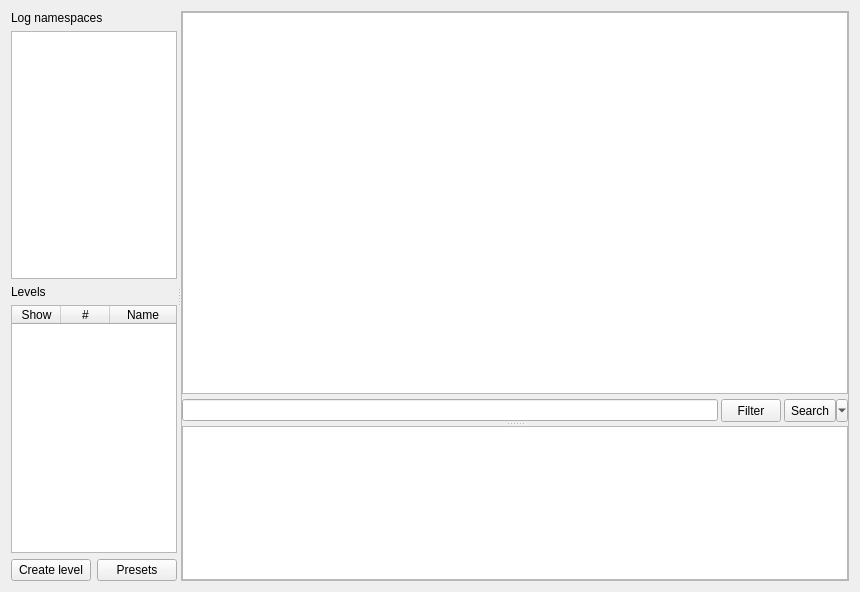
Qt form cutelog/resources/ui/logger.ui (busimus/cutelog) before a commit.
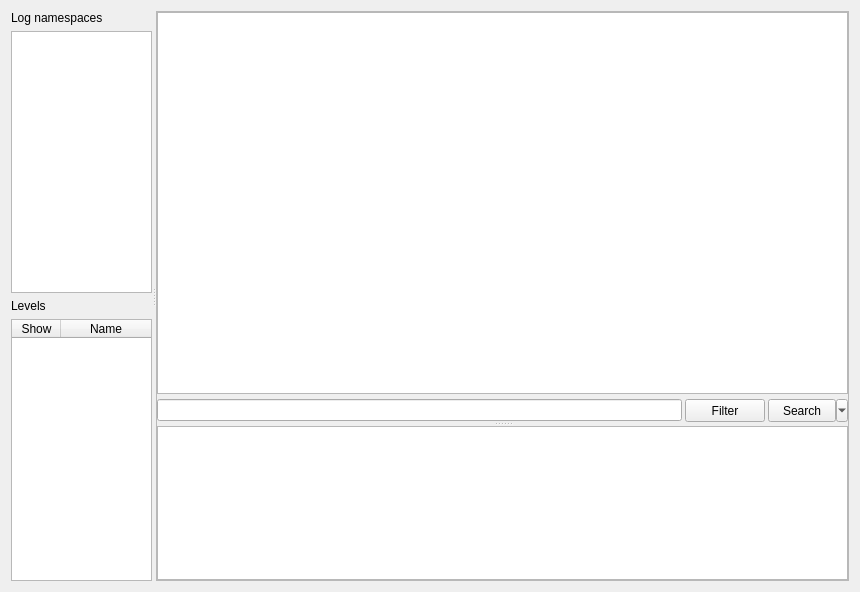
The same form after that commit.

Diff of the .ui file:
```diff
--- a/cutelog/resources/ui/logger.ui
+++ b/cutelog/resources/ui/logger.ui
@@ -28,7 +28,7 @@
      <widget class="QWidget" name="verticalWidget_2" native="true">
       <property name="sizePolicy">
        <sizepolicy hsizetype="Preferred" vsizetype="Preferred">
-        <horstretch>12</horstretch>
+        <horstretch>15</horstretch>
         <verstretch>0</verstretch>
        </sizepolicy>
       </property>
@@ -54,22 +54,18 @@
           <enum>Qt::Vertical</enum>
          </property>
          <widget class="QWidget" name="layoutWidget">
-          <layout class="QGridLayout" name="gridLayout_2">
-           <item row="5" column="0">
-            <widget class="QPushButton" name="createLevelButton">
+          <layout class="QVBoxLayout" name="verticalLayout">
+           <item>
+            <widget class="QLabel" name="label">
              <property name="text">
-              <string>Create level</string>
+              <string>Log namespaces</string>
              </property>
-            </widget>
-           </item>
-           <item row="5" column="1">
-            <widget class="QPushButton" name="presetsButton">
-             <property name="text">
-              <string>Presets</string>
+             <property name="margin">
+              <number>1</number>
              </property>
             </widget>
            </item>
-           <item row="1" column="0" colspan="2">
+           <item>
             <widget class="QTreeView" name="namespaceTreeView">
              <property name="editTriggers">
               <set>QAbstractItemView::NoEditTriggers</set>
@@ -112,7 +108,17 @@
              </attribute>
             </widget>
            </item>
-           <item row="4" column="0" colspan="2">
+           <item>
+            <widget class="QLabel" name="label_3">
+             <property name="text">
+              <string>Levels</string>
+             </property>
+             <property name="margin">
+              <number>1</number>
+             </property>
+            </widget>
+           </item>
+           <item>
             <widget class="QTableWidget" name="levelsTable">
              <property name="sizePolicy">
               <sizepolicy hsizetype="Expanding" vsizetype="Expanding">
@@ -173,11 +179,6 @@
                <string>Show</string>
               </property>
              </column>
-             <column>
-              <property name="text">
-               <string>#</string>
-              </property>
-             </column>
              <column>
               <property name="text">
                <string>Name</string>
@@ -185,26 +186,6 @@
              </column>
             </widget>
            </item>
-           <item row="2" column="0" colspan="2">
-            <widget class="QLabel" name="label_3">
-             <property name="text">
-              <string>Levels</string>
-             </property>
-             <property name="margin">
-              <number>1</number>
-             </property>
-            </widget>
-           </item>
-           <item row="0" column="0" colspan="2">
-            <widget class="QLabel" name="label">
-             <property name="text">
-              <string>Log namespaces</string>
-             </property>
-             <property name="margin">
-              <number>1</number>
-             </property>
-            </widget>
-           </item>
           </layout>
          </widget>
         </widget>
@@ -299,6 +280,9 @@
           <attribute name="horizontalHeaderHighlightSections">
            <bool>false</bool>
           </attribute>
+          <attribute name="horizontalHeaderMinimumSectionSize">
+           <number>20</number>
+          </attribute>
           <attribute name="verticalHeaderVisible">
            <bool>false</bool>
           </attribute>
@@ -357,6 +341,12 @@
                <verstretch>0</verstretch>
               </sizepolicy>
              </property>
+             <property name="minimumSize">
+              <size>
+               <width>80</width>
+               <height>0</height>
+              </size>
+             </property>
              <property name="maximumSize">
               <size>
                <width>60</width>
@@ -379,14 +369,20 @@
                <verstretch>0</verstretch>
               </sizepolicy>
              </property>
+             <property name="minimumSize">
+              <size>
+               <width>80</width>
+               <height>0</height>
+              </size>
+             </property>
              <property name="text">
               <string>Search</string>
              </property>
              <property name="popupMode">
               <enum>QToolButton::MenuButtonPopup</enum>
              </property>
-             <property name="arrowType">
-              <enum>Qt::NoArrow</enum>
+             <property name="toolButtonStyle">
+              <enum>Qt::ToolButtonTextOnly</enum>
              </property>
             </widget>
            </item>
```
Left out of the diff: 8 changed lines with no effect on the pictures.
